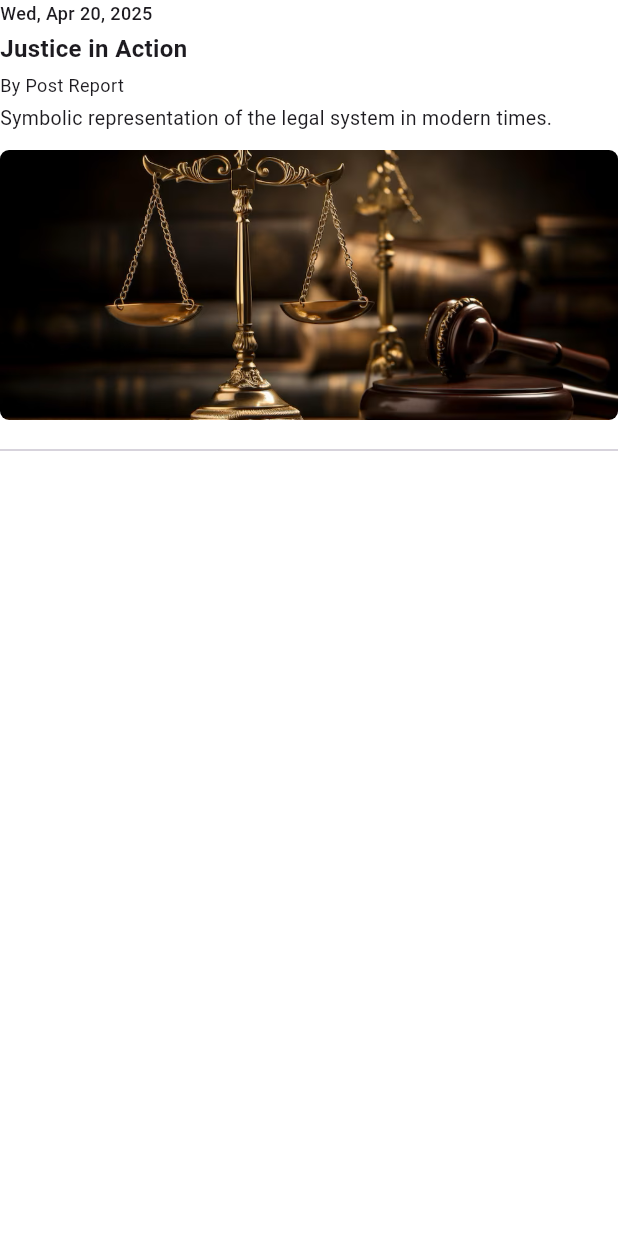
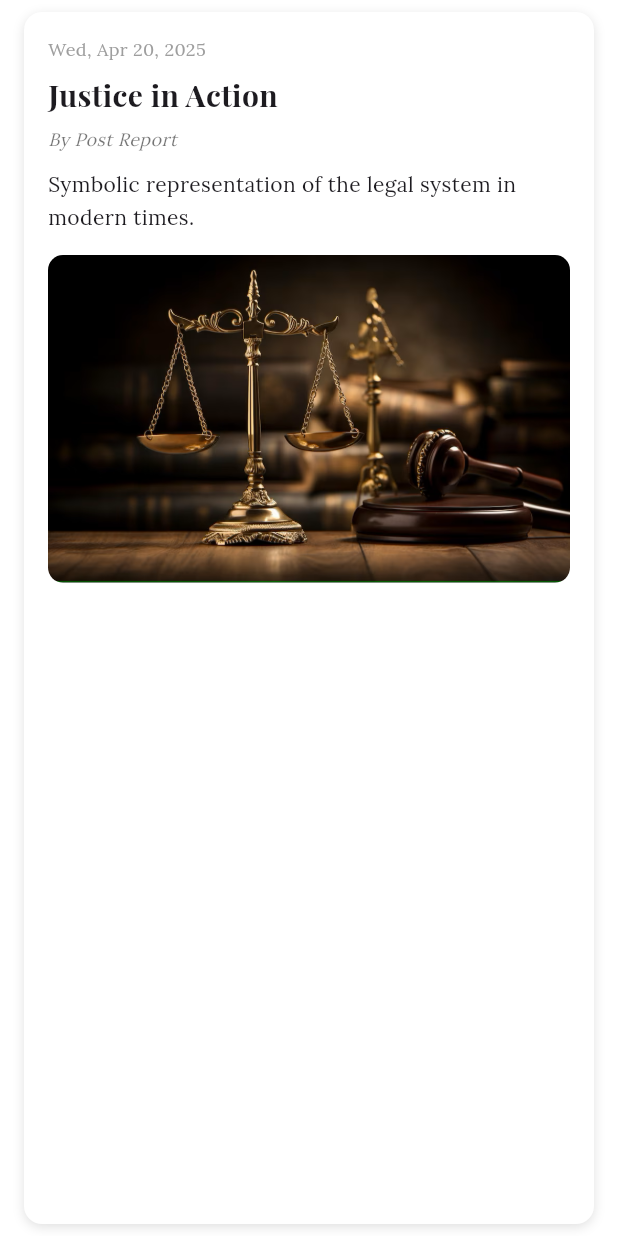
Before and after one commit to sach1nkhatri/lawyerup_android, a Flutter app: the NewsCard widget shown alone on an empty page, opened directly, on a phone screen of 412 x 824 dp. Run offline on Flutter 3.47's test engine with Material 3 defaults, Android fonts, the phone set to English and light mode, and no system bars; our stand-ins replace shared_preferences; accounts and stored records are empty; network calls fail.

Commit message:
News Ui and Fonts Added

```diff
--- a/lib/features/news/widgets/news_article_card.dart
+++ b/lib/features/news/widgets/news_article_card.dart
@@ -16,31 +16,71 @@ class NewsCard extends StatelessWidget {
 
   @override
   Widget build(BuildContext context) {
-    return Column(
+    return Container(
+      margin: const EdgeInsets.symmetric(horizontal: 16, vertical: 8),
+      padding: const EdgeInsets.all(16),
+      decoration: BoxDecoration(
+        color: Colors.white,
+        borderRadius: BorderRadius.circular(12),
+        boxShadow: const [
+          BoxShadow(
+            color: Colors.black12,
+            blurRadius: 6,
+            offset: Offset(0, 2),
+          ),
+        ],
+      ),
+      child: Column(
         crossAxisAlignment: CrossAxisAlignment.start,
         children: [
-        Text(date, style: const TextStyle(fontSize: 12, fontWeight: FontWeight.w500)),
-        const SizedBox(height: 4),
-        Text(title, style: const TextStyle(fontSize: 16, fontWeight: FontWeight.w600)),
-        const SizedBox(height: 4),
-        const Text("By Post Report", style: TextStyle(fontSize: 12)),
-        const SizedBox(height: 4),
-        Text(description, style: const TextStyle(fontSize: 13)),
+          Text(
+            date,
+            style: const TextStyle(
+              fontFamily: 'Lora',
+              fontSize: 12,
+              color: Colors.grey,
+            ),
+          ),
+          const SizedBox(height: 6),
+          Text(
+            title,
+            style: const TextStyle(
+              fontFamily: 'PlayfairDisplay',
+              fontSize: 20,
+              fontWeight: FontWeight.bold,
+            ),
+          ),
+          const SizedBox(height: 6),
+          const Text(
+            "By Post Report",
+            style: TextStyle(
+              fontFamily: 'Lora',
+              fontSize: 12,
+              fontStyle: FontStyle.italic,
+              color: Colors.black54,
+            ),
+          ),
+          const SizedBox(height: 10),
+          Text(
+            description,
+            style: const TextStyle(
+              fontFamily: 'Lora',
+              fontSize: 14,
+              height: 1.6,
+            ),
+          ),
           if (imagePath != null) ...[
-          const SizedBox(height: 12),
+            const SizedBox(height: 14),
             ClipRRect(
-            borderRadius: BorderRadius.circular(6),
+              borderRadius: BorderRadius.circular(10),
               child: Image.asset(
                 imagePath!,
                 fit: BoxFit.cover,
-              width: double.infinity,
-              height: 180,
               ),
             ),
           ],
-        const SizedBox(height: 12),
-        const Divider(thickness: 1),
         ],
+      ),
     );
   }
 }
--- a/lib/theme/app_theme.dart
+++ b/lib/theme/app_theme.dart
@@ -4,10 +4,16 @@ class AppTheme {
   static final ThemeData lightTheme = ThemeData(
     primarySwatch: Colors.deepPurple,
     scaffoldBackgroundColor: Colors.white,
-    fontFamily: 'Roboto',
+    fontFamily: 'Roboto', // 👈 This stays!
     textTheme: const TextTheme(
-      headlineMedium: TextStyle(fontSize: 24, fontWeight: FontWeight.bold),
-      bodyMedium: TextStyle(fontSize: 16),
+      headlineMedium: TextStyle(
+        fontSize: 24,
+        fontWeight: FontWeight.bold,
+      ),
+      bodyMedium: TextStyle(
+        fontSize: 16,
+        height: 1.5,
+      ),
     ),
   );
 }
```
Also changed, not shown: pubspec.yaml (+16 -0 lines), assets/fonts/lora/Lora-Regular.ttf (added), assets/fonts/playfair/PlayfairDisplay-Bold.ttf (added). Lines whose indentation alone changed are shown as unchanged.
